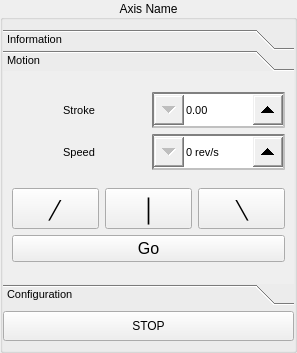
This is views/axis_two_state.ui in luis-banuelos-chacon/trolleyTester as Qt 5 draws it before an edit. The edited form follows.
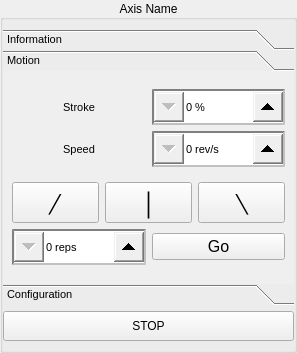
This is the edited form. The open tabs and pages were chosen to show the change.

Patch:
```diff
--- a/views/axis_two_state.ui
+++ b/views/axis_two_state.ui
@@ -204,6 +204,15 @@
             </item>
             <item row="0" column="1">
              <widget class="QDoubleSpinBox" name="strokeSpinBox">
+              <property name="suffix">
+               <string> %</string>
+              </property>
+              <property name="decimals">
+               <number>0</number>
+              </property>
+              <property name="maximum">
+               <double>100.000000000000000</double>
+              </property>
               <property name="singleStep">
                <double>0.100000000000000</double>
               </property>
@@ -271,6 +280,18 @@
              </widget>
             </item>
             <item row="1" column="0" colspan="3">
+             <layout class="QHBoxLayout" name="horizontalLayout">
+              <item>
+               <widget class="QSpinBox" name="repsSpinBox">
+                <property name="suffix">
+                 <string> reps</string>
+                </property>
+                <property name="maximum">
+                 <number>1000</number>
+                </property>
+               </widget>
+              </item>
+              <item>
              <widget class="QPushButton" name="goButton">
               <property name="font">
                <font>
@@ -281,6 +302,8 @@
                <string>Go</string>
               </property>
              </widget>
+              </item>
+             </layout>
             </item>
            </layout>
           </item>
```
Left out of the diff: 4 changed lines with no effect on the pictures. Lines whose indentation alone changed are shown as unchanged.
